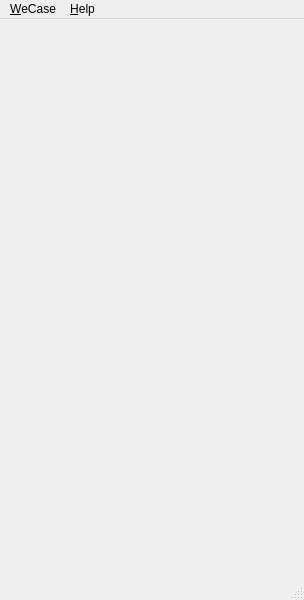
Before: the Qt Designer form ui/MainWindow.ui in WeCase/WeCase, drawn with Qt 5.
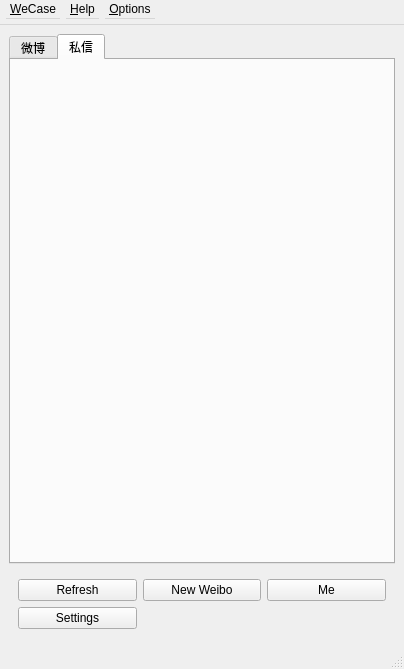
After: the same form once the commit is applied.

The edit to the form file:
```diff
--- a/ui/MainWindow.ui
+++ b/ui/MainWindow.ui
@@ -6,23 +6,122 @@
    <rect>
     <x>0</x>
     <y>0</y>
-    <width>304</width>
-    <height>600</height>
+    <width>404</width>
+    <height>669</height>
    </rect>
   </property>
   <property name="windowTitle">
    <string>WeCase</string>
   </property>
-  <widget class="QWidget" name="centralwidget"/>
+  <widget class="QWidget" name="centralwidget">
+   <layout class="QVBoxLayout" name="verticalLayout">
+    <item>
+     <widget class="QTabWidget" name="tabWidget">
+      <property name="enabled">
+       <bool>true</bool>
+      </property>
+      <property name="sizePolicy">
+       <sizepolicy hsizetype="Expanding" vsizetype="Minimum">
+        <horstretch>0</horstretch>
+        <verstretch>25</verstretch>
+       </sizepolicy>
+      </property>
+      <property name="sizeIncrement">
+       <size>
+        <width>0</width>
+        <height>25</height>
+       </size>
+      </property>
+      <property name="currentIndex">
+       <number>1</number>
+      </property>
+      <widget class="QWidget" name="tabWidgetPage1">
+       <attribute name="title">
+        <string>微博</string>
+       </attribute>
+      </widget>
+      <widget class="QWidget" name="tabWidgetPage2">
+       <attribute name="title">
+        <string>私信</string>
+       </attribute>
+      </widget>
+     </widget>
+    </item>
+    <item>
+     <widget class="QWidget" name="widget" native="true">
+      <property name="sizePolicy">
+       <sizepolicy hsizetype="Preferred" vsizetype="Fixed">
+        <horstretch>0</horstretch>
+        <verstretch>0</verstretch>
+       </sizepolicy>
+      </property>
+      <property name="minimumSize">
+       <size>
+        <width>0</width>
+        <height>30</height>
+       </size>
+      </property>
+      <layout class="QGridLayout" name="gridLayout">
+       <item row="0" column="2">
+        <widget class="QPushButton" name="pushButton_3">
+         <property name="text">
+          <string>Me</string>
+         </property>
+        </widget>
+       </item>
+       <item row="0" column="0">
+        <widget class="QPushButton" name="pushButton">
+         <property name="text">
+          <string>Refresh</string>
+         </property>
+        </widget>
+       </item>
+       <item row="0" column="1">
+        <widget class="QPushButton" name="pushButton_2">
+         <property name="text">
+          <string>New Weibo</string>
+         </property>
+        </widget>
+       </item>
+       <item row="1" column="0">
+        <widget class="QPushButton" name="pushButton_4">
+         <property name="text">
+          <string>Settings</string>
+         </property>
+        </widget>
+       </item>
+      </layout>
+     </widget>
+    </item>
+   </layout>
+  </widget>
   <widget class="QMenuBar" name="menubar">
+   <property name="enabled">
+    <bool>true</bool>
+   </property>
    <property name="geometry">
     <rect>
      <x>0</x>
      <y>0</y>
-     <width>304</width>
-     <height>24</height>
+     <width>404</width>
+     <height>26</height>
     </rect>
    </property>
+   <property name="sizePolicy">
+    <sizepolicy hsizetype="Expanding" vsizetype="Preferred">
+     <horstretch>0</horstretch>
+     <verstretch>0</verstretch>
+    </sizepolicy>
+   </property>
+   <property name="minimumSize">
+    <size>
+     <width>0</width>
+     <height>25</height>
+    </size>
+   </property>
+   <property name="defaultUp">
+    <bool>true</bool>
+   </property>
    <widget class="QMenu" name="menu_WeCase">
     <property name="title">
      <string>&amp;WeCase</string>
@@ -38,8 +137,16 @@
     </property>
     <addaction name="action_About"/>
    </widget>
+   <widget class="QMenu" name="menuO_ptions">
+    <property name="title">
+     <string>&amp;Options</string>
+    </property>
+    <addaction name="action_Settings"/>
+    <addaction name="actionUpdate"/>
+   </widget>
    <addaction name="menu_WeCase"/>
    <addaction name="menuHelp"/>
+   <addaction name="menuO_ptions"/>
   </widget>
   <widget class="QStatusBar" name="statusbar"/>
   <action name="action_About">
```
Left out of the diff: 10 changed lines with no effect on the pictures.
